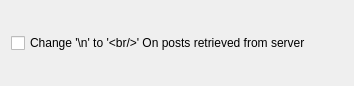
The window that src/advancedsettingsbase.ui (mtux/bilbo) describes before a commit, drawn with Qt 5.
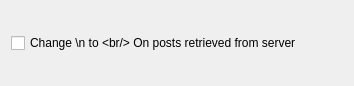
The same window after the commit.

Commit message: Toolbox pages layout changed to Horizontal layout. Fix on advanced settings page text!

The edit to the form file:
```diff
--- a/src/advancedsettingsbase.ui
+++ b/src/advancedsettingsbase.ui
@@ -19,7 +19,7 @@
       <string>It could be useful on some blogs like Wordpress that do not store posts as HTML</string>
      </property>
      <property name="text" >
-      <string>Change '\n' to '&lt;br/>' On posts retrieved from server</string>
+      <string>Change \n to &lt;br/> On posts retrieved from server</string>
      </property>
     </widget>
    </item>
```
The commit also changes 1 other file.
